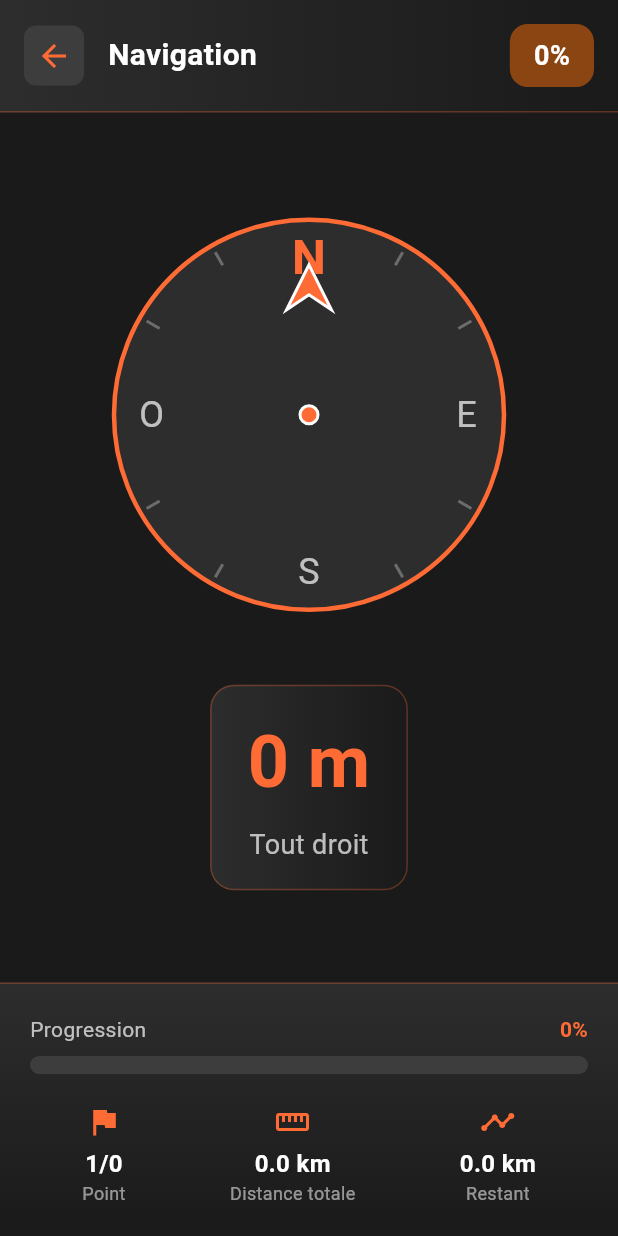
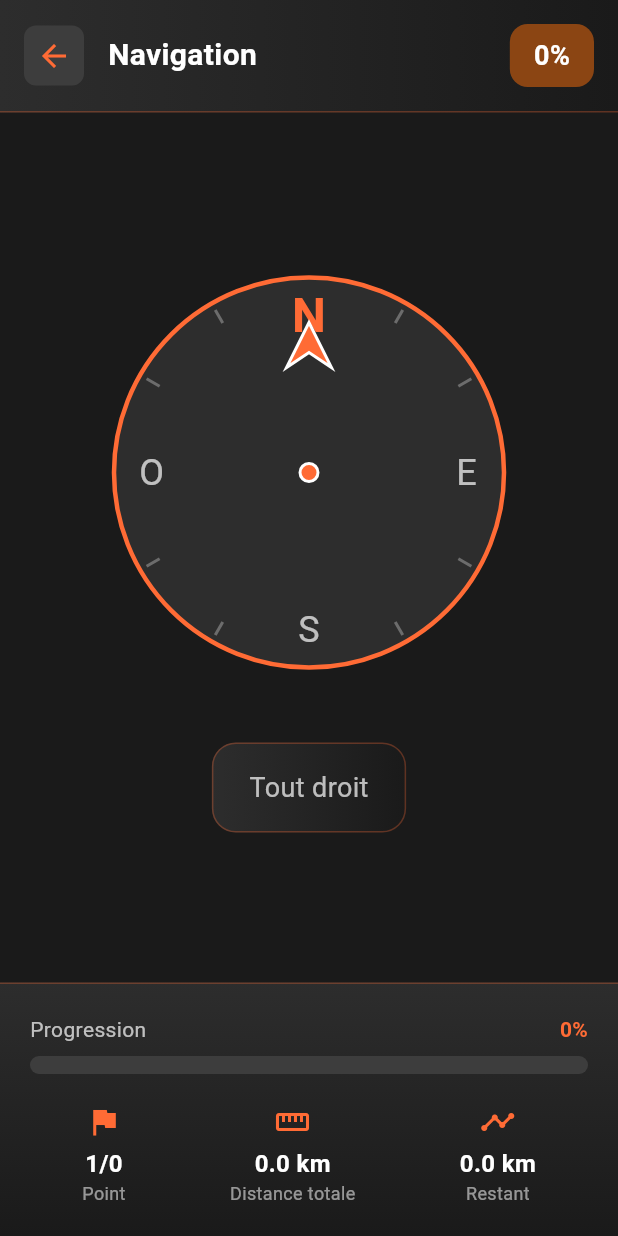
Before and after one commit to bastienbouchard/EcoMap, a Flutter app: the NavigationPage screen opened directly with empty values, on a phone screen of 412 x 824 dp. Run offline on Flutter 3.47's test engine with Material 3 defaults, Android fonts, the phone set to English and light mode, and no system bars; our stand-ins replace cloud_firestore, firebase_core, fl_chart, flutter_map, geolocator, image_picker and 3 more; missing offline and left inert: dart:html, dart:js_util; accounts and stored records are empty.

Commit message:
Retire la valeur en mètres redondante de la carte de navigation
Le grand chiffre de distance au prochain point était dupliqué avec
la section du bas. Garde uniquement le texte de direction.

```diff
--- a/lib/screens/navigation_page.dart
+++ b/lib/screens/navigation_page.dart
@@ -175,11 +175,7 @@ class _NavigationPageState extends State<NavigationPage> {
         borderRadius: BorderRadius.circular(16),
         border: Border.all(color: const Color(0xFFFF6B35).withOpacity(0.3)),
       ),
-      child: Column(children: [
-        Text('${_distanceToNext.round()} m', style: const TextStyle(color: Color(0xFFFF6B35), fontSize: 48, fontWeight: FontWeight.bold)),
-        const SizedBox(height: 8),
-        Text(_getDirectionText(normalizedBearing), style: const TextStyle(color: Colors.white70, fontSize: 18)),
-      ]),
+      child: Text(_getDirectionText(normalizedBearing), style: const TextStyle(color: Colors.white70, fontSize: 18)),
     );
   }
 
```
